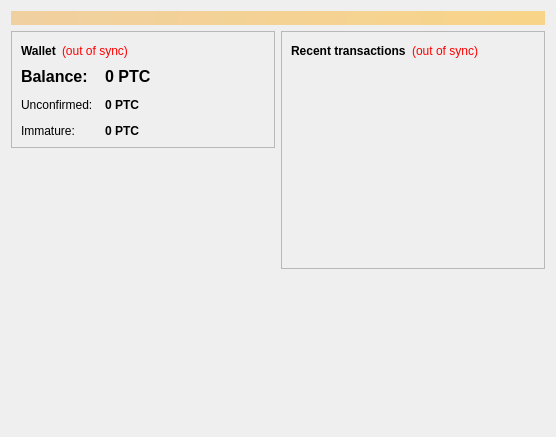
First picture: the form in src/qt/forms/overviewpage.ui, repository mp2apps/pesetacoin-master, before the edit.
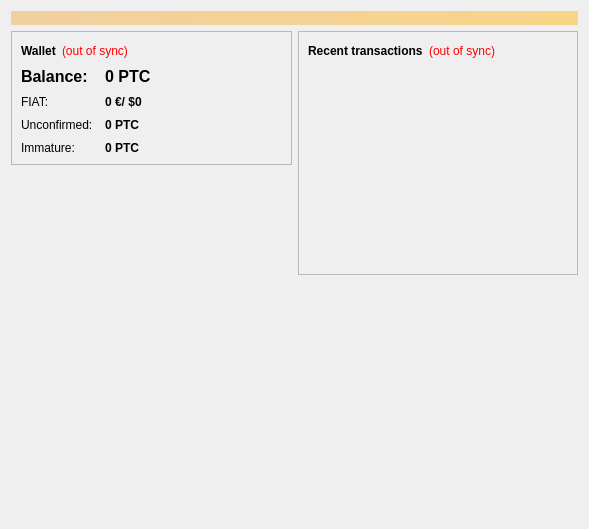
Second picture: the form after the edit. Icons and pictures are not drawn.

Commit message: Added FIAT Exchage Value Display

```diff
--- a/src/qt/forms/overviewpage.ui
+++ b/src/qt/forms/overviewpage.ui
@@ -6,8 +6,8 @@
    <rect>
     <x>0</x>
     <y>0</y>
-    <width>556</width>
-    <height>437</height>
+    <width>589</width>
+    <height>529</height>
    </rect>
   </property>
   <property name="windowTitle">
@@ -98,7 +98,7 @@
              <number>12</number>
             </property>
             <property name="verticalSpacing">
-             <number>12</number>
+             <number>9</number>
             </property>
             <item row="0" column="0">
              <widget class="QLabel" name="label">
@@ -138,14 +138,14 @@
               </property>
              </widget>
             </item>
-            <item row="1" column="0">
+            <item row="2" column="0">
              <widget class="QLabel" name="label_3">
               <property name="text">
                <string>Unconfirmed:</string>
               </property>
              </widget>
             </item>
-            <item row="1" column="1">
+            <item row="2" column="1">
              <widget class="QLabel" name="labelUnconfirmed">
               <property name="font">
                <font>
@@ -167,14 +167,14 @@
               </property>
              </widget>
             </item>
-            <item row="2" column="0">
+            <item row="3" column="0">
              <widget class="QLabel" name="labelImmatureText">
               <property name="text">
                <string>Immature:</string>
               </property>
              </widget>
             </item>
-            <item row="2" column="1">
+            <item row="3" column="1">
              <widget class="QLabel" name="labelImmature">
               <property name="font">
                <font>
@@ -193,6 +193,26 @@
               </property>
              </widget>
             </item>
+            <item row="1" column="0">
+             <widget class="QLabel" name="labelFiat">
+              <property name="text">
+               <string>FIAT:</string>
+              </property>
+             </widget>
+            </item>
+            <item row="1" column="1">
+             <widget class="QLabel" name="labelFiatlbl">
+              <property name="font">
+               <font>
+                <weight>75</weight>
+                <bold>true</bold>
+               </font>
+              </property>
+              <property name="text">
+               <string>0 €/ $0</string>
+              </property>
+             </widget>
+            </item>
            </layout>
           </item>
          </layout>
```
The commit also changes 87 other files.
